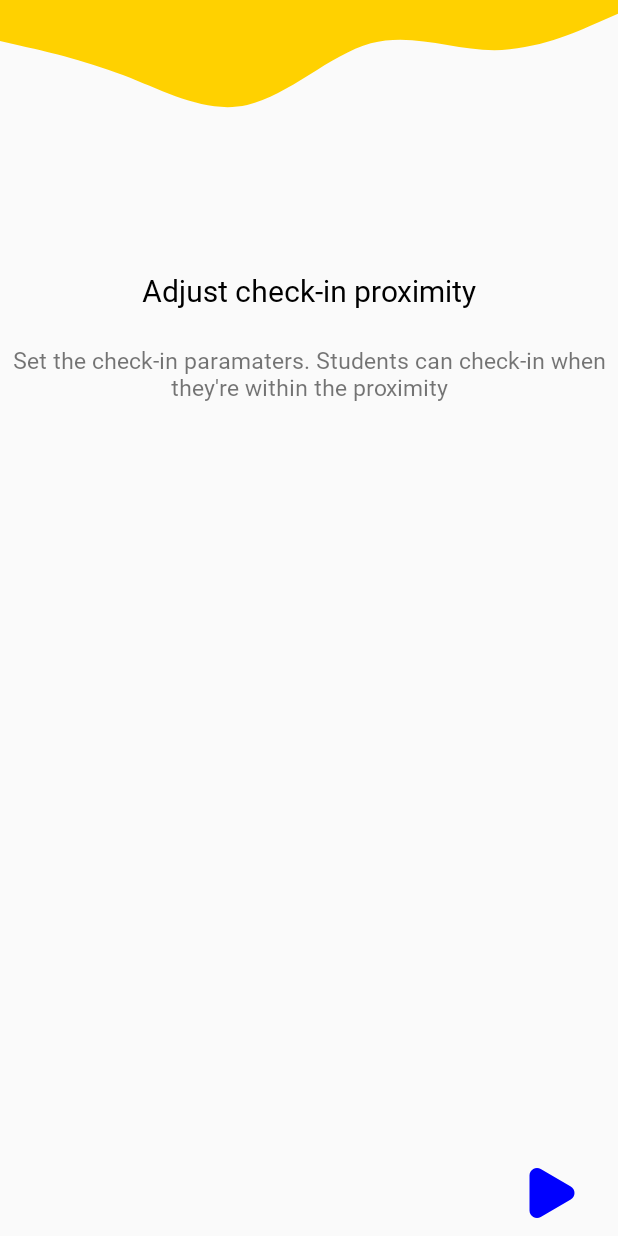
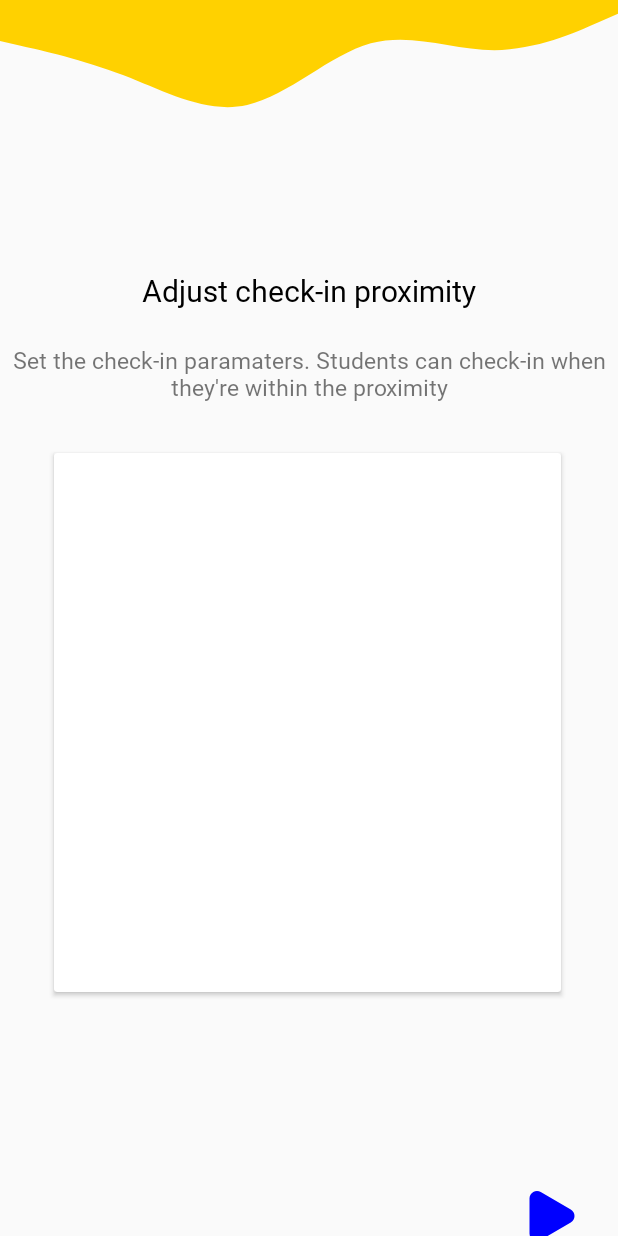
Before and after one commit to cleverSheep/Check-In, an Android app: the fragment AdjustProximityFragment shown on its own in the app's theme, on a phone screen of 412 x 824 dp. Run offline under Robolectric (Android 15) with nearby library versions, the phone set to English and light mode, and no system bars.

Commit message:
Push to remote repository

```diff
--- a/app/build.gradle
+++ b/app/build.gradle
@@ -35,4 +35,5 @@ dependencies {
     testImplementation 'junit:junit:4.12'
     androidTestImplementation 'androidx.test:runner:1.1.1'
     androidTestImplementation 'androidx.test.espresso:espresso-core:3.1.1'
+    implementation 'androidx.cardview:cardview:1.0.0'
 }
--- a/app/src/main/res/layout/adjust_proximity_fragment.xml
+++ b/app/src/main/res/layout/adjust_proximity_fragment.xml
@@ -31,6 +31,7 @@
         app:layout_constraintTop_toBottomOf="@+id/imageView" />
 
     <TextView
+        android:id="@+id/tv_prox_desrc"
         android:layout_width="wrap_content"
         android:layout_height="wrap_content"
         android:layout_marginTop="22dp"
@@ -42,14 +43,29 @@
         app:layout_constraintStart_toStartOf="parent"
         app:layout_constraintTop_toBottomOf="@id/tv_adjust_proximity" />
 
+    <androidx.cardview.widget.CardView
+        android:id="@+id/cardView"
+        android:layout_width="338dp"
+        android:layout_height="359dp"
+        android:layout_marginTop="33dp"
+        android:cardCornerRadius="15dp"
+        android:elevation="15dp"
+        app:layout_constraintEnd_toEndOf="parent"
+        app:layout_constraintHorizontal_bias="0.49"
+        app:layout_constraintStart_toStartOf="parent"
+        app:layout_constraintTop_toBottomOf="@+id/tv_prox_desrc" />
+
     <ImageButton
         android:id="@+id/imageButton"
         android:layout_width="wrap_content"
         android:layout_height="wrap_content"
+        android:layout_marginTop="142dp"
         android:layout_marginEnd="20dp"
         android:background="?android:selectableItemBackground"
         android:src="@drawable/ic_arrow_forward"
         app:layout_constraintBottom_toBottomOf="parent"
-        app:layout_constraintEnd_toEndOf="parent" />
+        app:layout_constraintEnd_toEndOf="parent"
+        app:layout_constraintTop_toBottomOf="@+id/cardView" />
+
 
 </androidx.constraintlayout.widget.ConstraintLayout>
```
